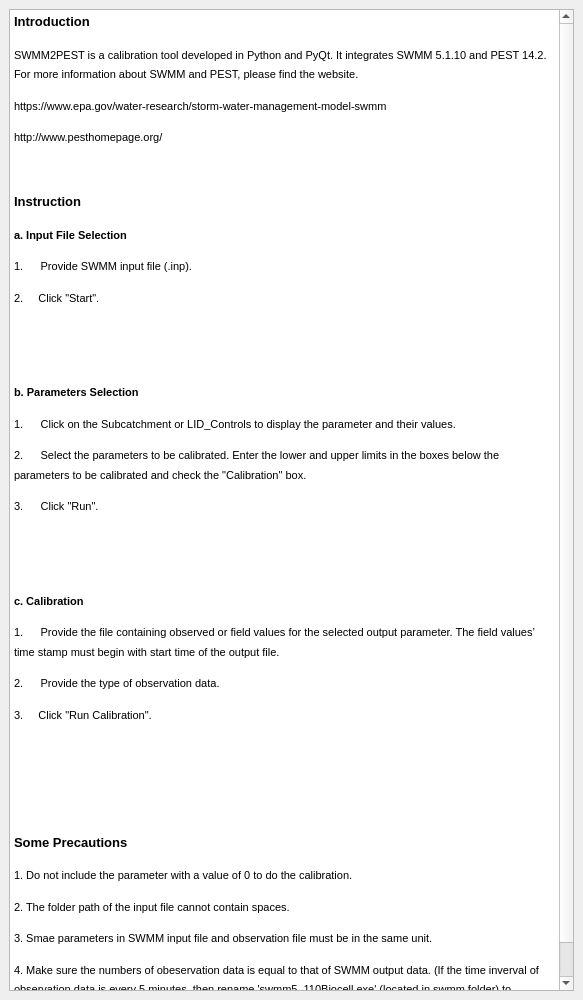
Before: the Qt Designer form UI_Files/HelpWindowUI.ui in XuanyiLin/SWMM2PEST2.0, drawn with Qt 5.
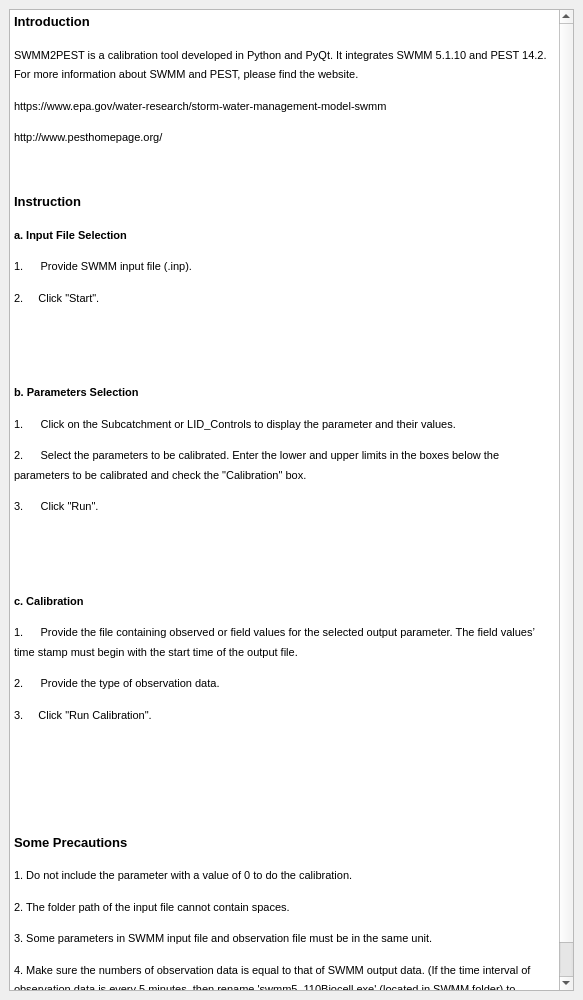
After: the same form once the commit is applied. Icons and pictures are not drawn.

Commit message: Update help information

```diff
--- a/UI_Files/HelpWindowUI.ui
+++ b/UI_Files/HelpWindowUI.ui
@@ -44,7 +44,7 @@
 &lt;p style=&quot; margin-top:12px; margin-bottom:12px; margin-left:0px; margin-right:0px; -qt-block-indent:0; text-indent:0px; line-height:100%;&quot;&gt;&lt;img src=&quot;:/png/sample02_.png&quot; /&gt;&lt;/p&gt;
 &lt;p style=&quot;-qt-paragraph-type:empty; margin-top:12px; margin-bottom:12px; margin-left:0px; margin-right:0px; -qt-block-indent:0; text-indent:0px; line-height:150%;&quot;&gt;&lt;br /&gt;&lt;/p&gt;
 &lt;p style=&quot; margin-top:12px; margin-bottom:12px; margin-left:0px; margin-right:0px; -qt-block-indent:0; text-indent:0px; line-height:150%;&quot;&gt;&lt;span style=&quot; font-size:8pt; font-weight:600;&quot;&gt;c. Calibration&lt;/span&gt;&lt;span style=&quot; font-size:8pt;&quot;&gt; &lt;/span&gt;&lt;/p&gt;
-&lt;p style=&quot; margin-top:12px; margin-bottom:12px; margin-left:0px; margin-right:0px; -qt-block-indent:0; text-indent:0px; line-height:150%;&quot;&gt;&lt;span style=&quot; font-size:8pt;&quot;&gt;1.&lt;/span&gt;&lt;span style=&quot; font-family:'Times New Roman'; font-size:7pt;&quot;&gt;       &lt;/span&gt;&lt;span style=&quot; font-size:8pt;&quot;&gt;Provide the file containing observed or field values for the selected output parameter. The field values’ time stamp must begin with start time of the output file. &lt;/span&gt;&lt;/p&gt;
+&lt;p style=&quot; margin-top:12px; margin-bottom:12px; margin-left:0px; margin-right:0px; -qt-block-indent:0; text-indent:0px; line-height:150%;&quot;&gt;&lt;span style=&quot; font-size:8pt;&quot;&gt;1.&lt;/span&gt;&lt;span style=&quot; font-family:'Times New Roman'; font-size:7pt;&quot;&gt;       &lt;/span&gt;&lt;span style=&quot; font-size:8pt;&quot;&gt;Provide the file containing observed or field values for the selected output parameter. The field values’ time stamp must begin with the start time of the output file. &lt;/span&gt;&lt;/p&gt;
 &lt;p style=&quot; margin-top:12px; margin-bottom:12px; margin-left:0px; margin-right:0px; -qt-block-indent:0; text-indent:0px; line-height:150%;&quot;&gt;&lt;span style=&quot; font-size:8pt;&quot;&gt;2.&lt;/span&gt;&lt;span style=&quot; font-family:'Times New Roman'; font-size:7pt;&quot;&gt;       &lt;/span&gt;&lt;span style=&quot; font-size:8pt;&quot;&gt;Provide the type of observation data.&lt;/span&gt;&lt;/p&gt;
 &lt;p style=&quot; margin-top:12px; margin-bottom:12px; margin-left:0px; margin-right:0px; -qt-block-indent:0; text-indent:0px; line-height:150%;&quot;&gt;&lt;span style=&quot; font-size:8pt;&quot;&gt;3.     Click &amp;quot;Run Calibration&amp;quot;.&lt;/span&gt;&lt;/p&gt;
 &lt;p style=&quot; margin-top:12px; margin-bottom:12px; margin-left:0px; margin-right:0px; -qt-block-indent:0; text-indent:0px; line-height:100%;&quot;&gt;&lt;img src=&quot;:/png/sample03_.png&quot; /&gt;&lt;/p&gt;
@@ -53,8 +53,8 @@
 &lt;p style=&quot; margin-top:12px; margin-bottom:12px; margin-left:0px; margin-right:0px; -qt-block-indent:0; text-indent:0px; line-height:150%;&quot;&gt;&lt;span style=&quot; font-size:10pt; font-weight:600;&quot;&gt;Some Precautions&lt;/span&gt;&lt;/p&gt;
 &lt;p style=&quot; margin-top:12px; margin-bottom:12px; margin-left:0px; margin-right:0px; -qt-block-indent:0; text-indent:0px; line-height:150%;&quot;&gt;&lt;span style=&quot; font-size:8pt;&quot;&gt;1. Do not include the parameter with a value of 0 to do the calibration.&lt;/span&gt;&lt;/p&gt;
 &lt;p style=&quot; margin-top:12px; margin-bottom:12px; margin-left:0px; margin-right:0px; -qt-block-indent:0; text-indent:0px; line-height:150%;&quot;&gt;&lt;span style=&quot; font-size:8pt;&quot;&gt;2. The folder path of the input file cannot contain spaces.&lt;/span&gt;&lt;/p&gt;
-&lt;p style=&quot; margin-top:12px; margin-bottom:12px; margin-left:0px; margin-right:0px; -qt-block-indent:0; text-indent:0px; line-height:150%;&quot;&gt;&lt;span style=&quot; font-size:8pt;&quot;&gt;3. Smae parameters in SWMM input file and observation file must be in the same unit.&lt;/span&gt;&lt;/p&gt;
-&lt;p style=&quot; margin-top:12px; margin-bottom:12px; margin-left:0px; margin-right:0px; -qt-block-indent:0; text-indent:0px; line-height:150%;&quot;&gt;&lt;span style=&quot; font-size:8pt;&quot;&gt;4. Make sure the numbers of obeservation data is equal to that of SWMM output data. (If the time inverval of observation data is every 5 minutes, then rename 'swmm5_110Biocell.exe' (located in swmm folder) to 'swmm5110.exe'.)&lt;/span&gt;&lt;/p&gt;&lt;/body&gt;&lt;/html&gt;</string>
+&lt;p style=&quot; margin-top:12px; margin-bottom:12px; margin-left:0px; margin-right:0px; -qt-block-indent:0; text-indent:0px; line-height:150%;&quot;&gt;&lt;span style=&quot; font-size:8pt;&quot;&gt;3. Some parameters in SWMM input file and observation file must be in the same unit.&lt;/span&gt;&lt;/p&gt;
+&lt;p style=&quot; margin-top:12px; margin-bottom:12px; margin-left:0px; margin-right:0px; -qt-block-indent:0; text-indent:0px; line-height:150%;&quot;&gt;&lt;span style=&quot; font-size:8pt;&quot;&gt;4. Make sure the numbers of observation data is equal to that of SWMM output data. (If the time interval of observation data is every 5 minutes, then rename 'swmm5_110Biocell.exe' (located in SWMM folder) to 'swmm5110.exe'.)&lt;/span&gt;&lt;/p&gt;&lt;/body&gt;&lt;/html&gt;</string>
       </property>
      </widget>
     </item>
```
The commit also changes 2 other files.
